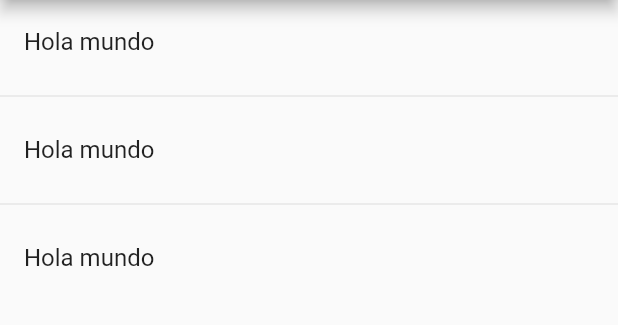
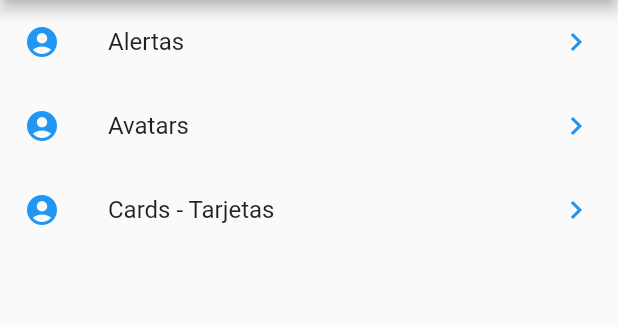
Before and after one commit to jaimetellezb/flutter-components, a Flutter app: the screen it shows after launch, on a phone screen of 412 x 824 dp, the part 84-409 px from its top. Run offline on Flutter 3.47's test engine with Material 2 defaults, Android fonts, the phone set to English and light mode, and no system bars.

```diff
--- a/lib/src/pages/home_page.dart
+++ b/lib/src/pages/home_page.dart
@@ -13,26 +13,46 @@ class HomePage extends StatelessWidget {
   }
 
   Widget _list() {
-    print(menuProvider.options);
+    // print(menuProvider.options);
+    // menuProvider.loadData().then((options) {
+    //   print('_lista');
+    //   print(options);
+    // });
 
-    return ListView(
-      children: _listItems(),
+    return FutureBuilder(
+      builder: (context, AsyncSnapshot<List<dynamic>> snapshot) {
+        return ListView(
+          children: _listItems(snapshot.data),
+        );
+      }, // permite dibujar en la pantalla del dispositivo de acuerdo a future
+      future: menuProvider.loadData(), // enlazada al future que queremos
+      initialData: [],
     );
+
+    // return ListView(
+    //   children: _listItems(),
+    // );
   }
 
-  List<Widget> _listItems() {
-    return [
-      ListTile(
-        title: Text('Hola mundo'),
-      ),
-      Divider(),
-      ListTile(
-        title: Text('Hola mundo'),
-      ),
-      Divider(),
-      ListTile(
-        title: Text('Hola mundo'),
-      )
-    ];
+  List<Widget> _listItems(List<dynamic> data) {
+    final List<Widget> options = [];
+
+    data.forEach((opt) {
+      final widgeTemp = ListTile(
+        title: Text(opt['text']),
+        leading: Icon(
+          Icons.account_circle,
+          color: Colors.blue,
+        ),
+        trailing: Icon(
+          Icons.keyboard_arrow_right,
+          color: Colors.blue,
+        ),
+        onTap: () {},
+      );
+      options.add(widgeTemp);
+    });
+
+    return options;
   }
 }
--- a/lib/src/pages/providers/menu_provider.dart
+++ b/lib/src/pages/providers/menu_provider.dart
@@ -6,14 +6,14 @@ class _MenuProvider {
   List<dynamic> options = [];
 
   _MenuProvider() {
-    loadData();
+    // loadData();
   }
 
-  loadData() {
-    rootBundle.loadString('data/menu_opts.json').then((data) {
-      Map dataMap = json.decode(data);
-      options = dataMap['routes'];
-    });
+  Future<List<dynamic>> loadData() async {
+    final response = await rootBundle.loadString('data/menu_opts.json');
+    Map dataMap = json.decode(response);
+    options = dataMap['routes'];
+    return options;
   }
 }
 
```
